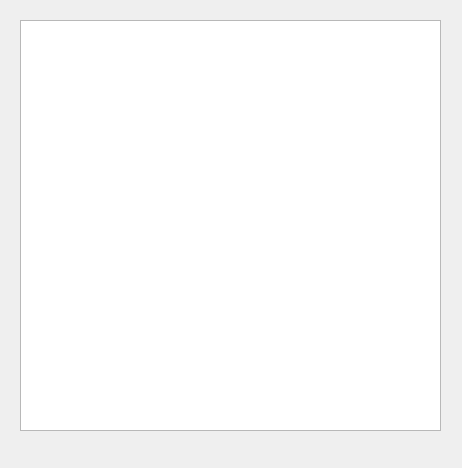
Above: MainLaunch_qt/bighouselist.ui from luohanqing0318/graduation-design before the change. Below: the same form after it.
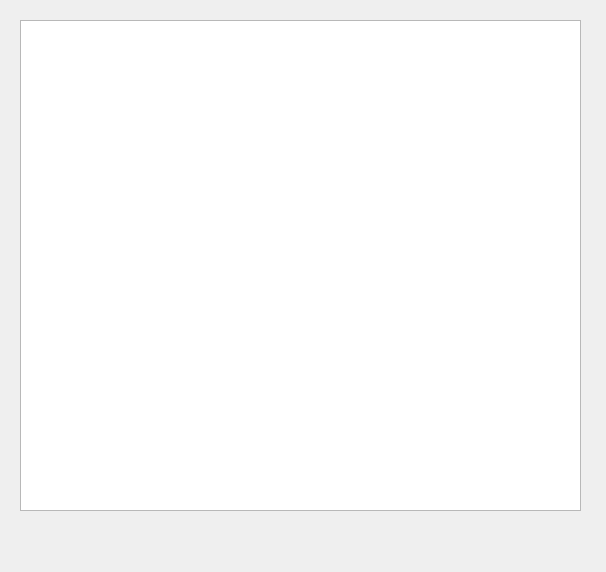
That is the form after the change.

Diff of the .ui file:
```diff
--- a/MainLaunch_qt/bighouselist.ui
+++ b/MainLaunch_qt/bighouselist.ui
@@ -6,8 +6,8 @@
    <rect>
     <x>0</x>
     <y>0</y>
-    <width>462</width>
-    <height>468</height>
+    <width>606</width>
+    <height>572</height>
    </rect>
   </property>
   <property name="windowTitle">
@@ -18,8 +18,8 @@
     <rect>
      <x>20</x>
      <y>20</y>
-     <width>421</width>
-     <height>411</height>
+     <width>561</width>
+     <height>491</height>
     </rect>
    </property>
   </widget>
```
